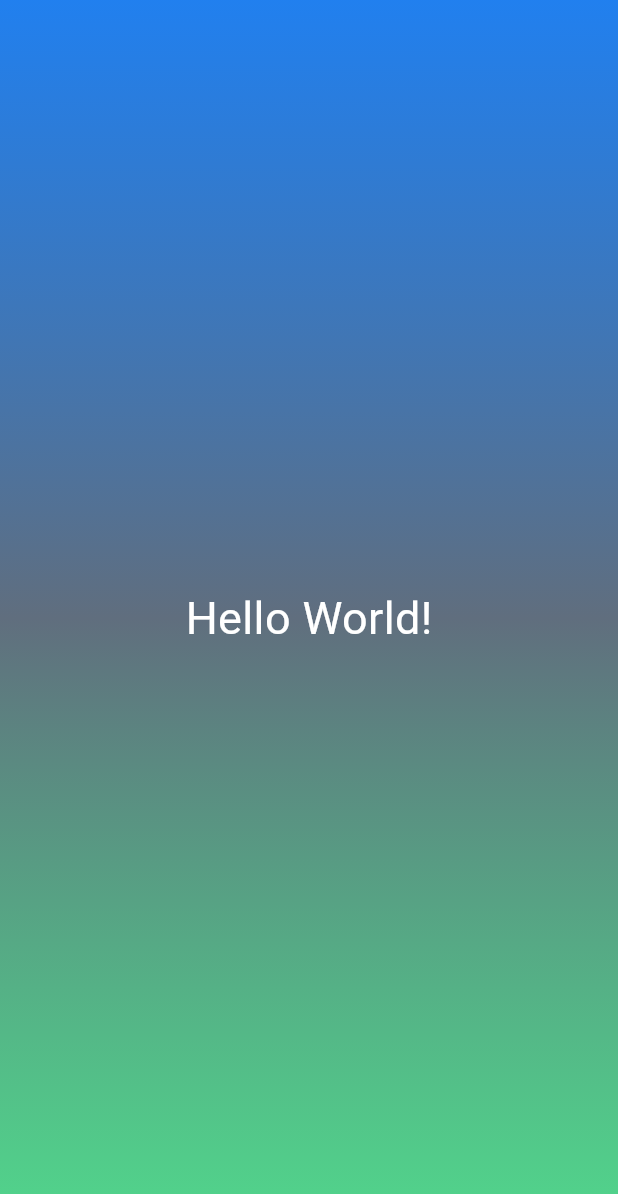
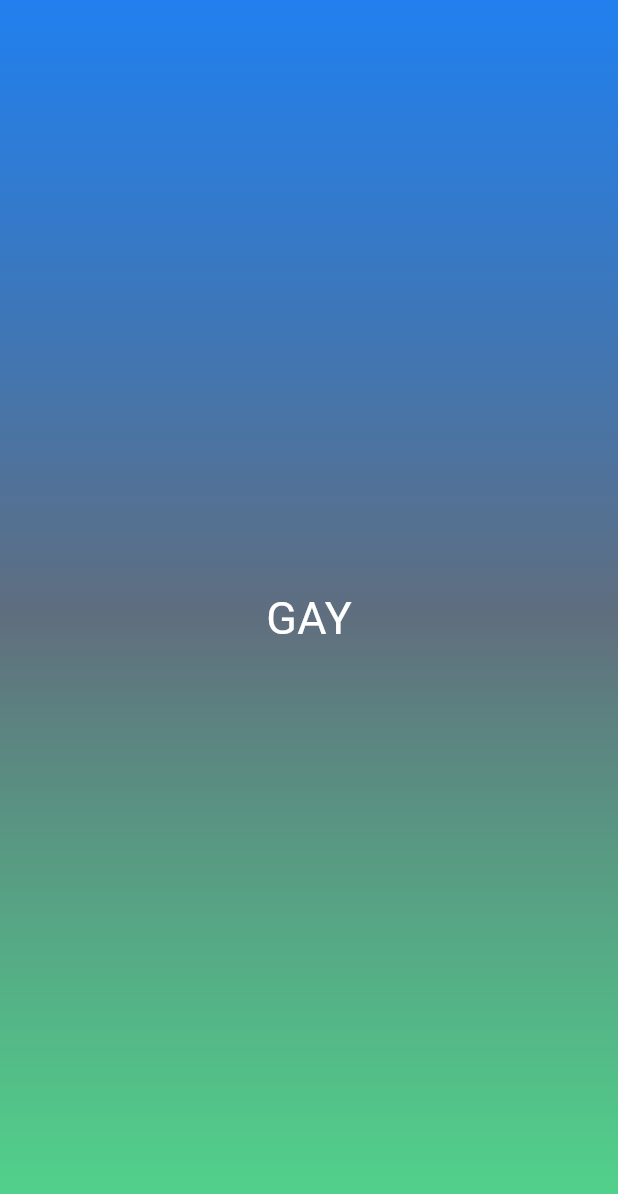
Before and after one commit to alessandro-barate/first-flutter-app, a Flutter app: the screen it shows after launch, on a phone screen of 412 x 824 dp. Shown: the top 1194 px of the screen. Run offline on Flutter 3.47's test engine with Material 3 defaults, Android fonts, the phone set to English and light mode, and no system bars.

Commit message:
Adding instance variables

```diff
--- a/lib/gradient_container.dart
+++ b/lib/gradient_container.dart
@@ -9,23 +9,21 @@ const endAlignment = Alignment.bottomCenter;
 
 // Gradient Container
 class GradientContainer extends StatelessWidget {
-  const GradientContainer({super.key});
+  const GradientContainer({super.key, required this.colors});
+
+  final List<Color> colors;
 
   @override
   Widget build(context) {
     return Container(
-      decoration: const BoxDecoration(
+      decoration: BoxDecoration(
         gradient: LinearGradient(
+          colors: colors,
           begin: startAlignment,
           end: endAlignment,
-          colors: [
-            Color.fromARGB(222, 0, 110, 236),
-            Color.fromARGB(255, 96, 110, 126),
-            Color.fromARGB(211, 45, 208, 116),
-          ],
         ),
       ),
-      child: const Center(child: StyledText()),
+      child: const Center(child: StyledText('GAY')),
     );
   }
 }
--- a/lib/main.dart
+++ b/lib/main.dart
@@ -4,5 +4,17 @@ import 'package:flutter/material.dart';
 import 'package:flutter_application_1/gradient_container.dart';
 
 void main() {
-  runApp(const MaterialApp(home: Scaffold(body: GradientContainer())));
+  runApp(
+    const MaterialApp(
+      home: Scaffold(
+        body: GradientContainer(
+          colors: [
+            Color.fromARGB(222, 0, 110, 236),
+            Color.fromARGB(255, 96, 110, 126),
+            Color.fromARGB(211, 45, 208, 116),
+          ],
+        ),
+      ),
+    ),
+  );
 }
--- a/lib/styled_text.dart
+++ b/lib/styled_text.dart
@@ -2,13 +2,15 @@ import 'package:flutter/material.dart';
 
 // Text style
 class StyledText extends StatelessWidget {
-  const StyledText({super.key});
+  const StyledText(this.text, {super.key});
+
+  final String text;
 
   @override
   Widget build(context) {
-    return const Text(
-      'Hello World!',
-      style: TextStyle(color: Colors.white, fontSize: 30), // TextStyle
+    return Text(
+      text,
+      style: const TextStyle(color: Colors.white, fontSize: 30), // TextStyle
     );
   }
 }
```
